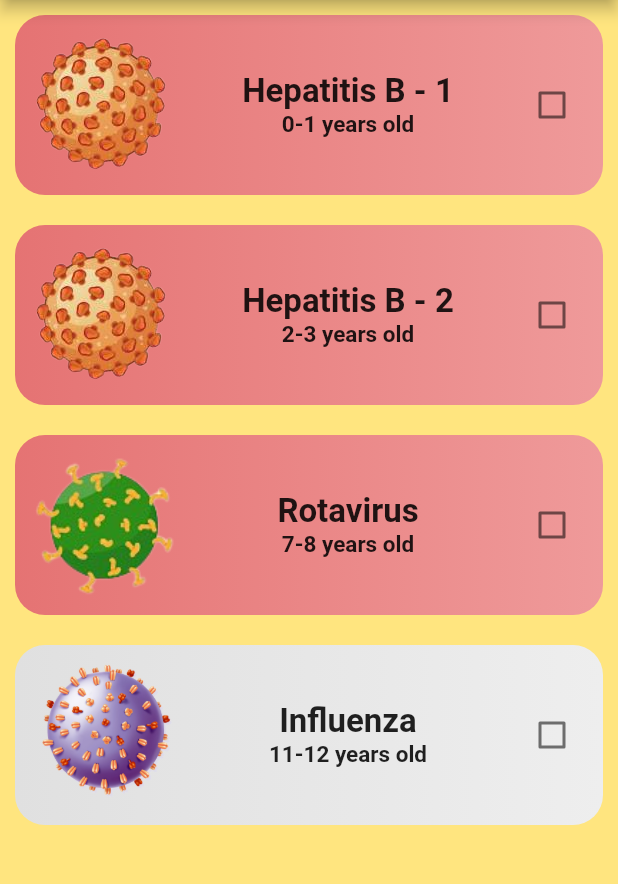
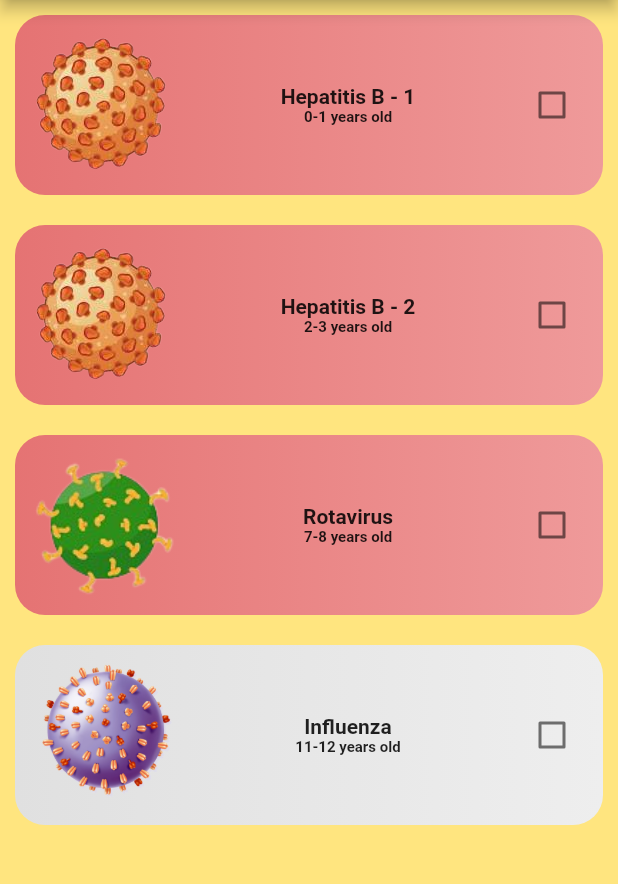
Before and after one commit to bjudob/duckcination, a Flutter app: the ChildScreen screen opened directly with sample values from the repository, on a phone screen of 412 x 824 dp, the part 84-968 px from its top. Run offline on Flutter 3.47's test engine with Material 2 defaults, Android fonts, the phone set to English and light mode, and no system bars; our stand-ins replace firebase_core; accounts and stored records are empty.

Commit message:
Design - grid view

```diff
--- a/lib/ui/elements/vaccine_card.dart
+++ b/lib/ui/elements/vaccine_card.dart
@@ -44,11 +44,11 @@ class _VaccineCardState extends State<VaccineCard> {
                 children: [
                   Text(
                     widget.vaccine.name,
-                    style: const TextStyle(fontSize: 22,fontWeight: FontWeight.bold),
+                    style: const TextStyle(fontSize: 14,fontWeight: FontWeight.bold),
                   ),
                   Text(
                     widget.vaccine.ageRecommendation,
-                    style: const TextStyle(fontSize: 15,fontWeight: FontWeight.bold),
+                    style: const TextStyle(fontSize: 10,fontWeight: FontWeight.bold),
                   ),
                 ],
               ),
--- a/lib/ui/screens/home.dart
+++ b/lib/ui/screens/home.dart
@@ -77,7 +77,10 @@ class _DuckHomeState extends State<DuckHome> {
                     children: [
                       SizedBox(
                         height: 500,
-                        child: ListView.builder(
+                        child: GridView.builder(
+                            gridDelegate: const SliverGridDelegateWithFixedCrossAxisCount(
+                              crossAxisCount: 3
+                            ),
                             itemCount: child.vaccines.length,
                             itemBuilder: (context, index) {
                               final item = child.vaccines[index];
```
